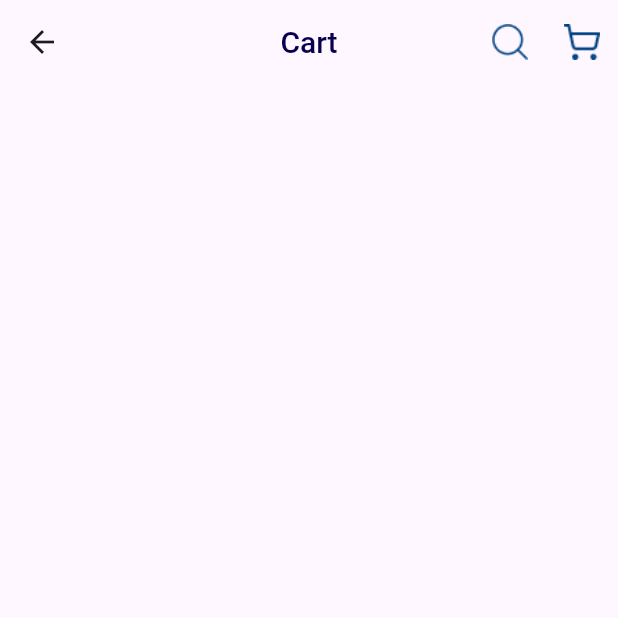
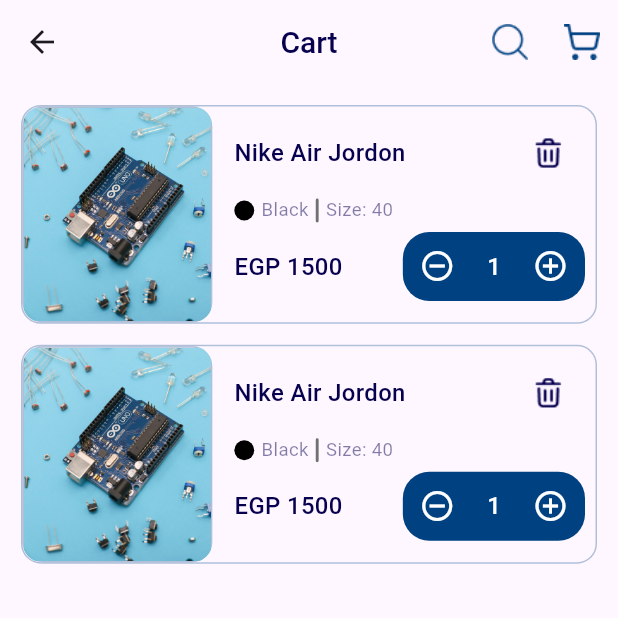
Before and after one commit to SamyMohammad/ecommerce-app, a Flutter app: the screen it shows after launch, on a phone screen of 412 x 824 dp, the top half of it. Run offline on Flutter 3.47's test engine with Material 3 defaults, Android fonts, the phone set to English and light mode, and no system bars; our stand-ins replace flutter_screenutil, flutter_svg; Roboto replaces fonts that are missing (Poppins).

Commit message:
add delet icon create cart item widget change padding in product counter

```diff
--- a/lib/core/resources/assets_manager.dart
+++ b/lib/core/resources/assets_manager.dart
@@ -6,16 +6,17 @@
 class ImageAssets {
   static const String splashLogo = "$imagePath/splash_logo.png";
   static const String categoryCardImage = "$imagePath/category_card_image.png";
-  static const String subcategoryCardImage = "$imagePath/sub_category_card_image.png";
+  static const String subcategoryCardImage =
+      "$imagePath/sub_category_card_image.png";
 }
-
-class IconsAssets{
+class IconsAssets {
   static const String _icCategory = "$iconsPath/ic_category.png";
   static const String _icHome = "$iconsPath/ic_home.png";
   static const String _icProfile = "$iconsPath/ic_profile.png";
   static const String _icWithList = "$iconsPath/ic_wish_list.png";
   static const String _icCart = "$iconsPath/ic_cart.png";
   static const String _icSearch = "$iconsPath/ic_search.png";
+  static const String icDelete = "$iconsPath/ic_delete.png";
 
   static String get icCategory => _icCategory;
   static String get icHome => _icHome;
@@ -25,7 +26,7 @@
   static String get icSearch => _icSearch;
 }
 
-class SVGAssets{
+class SVGAssets {
   static const String _routeLogo = "assets/svg_images/route_logo.svg";
 
   static String get routeLogo => _routeLogo;
--- a/lib/core/widget/product_counter.dart
+++ b/lib/core/widget/product_counter.dart
@@ -7,7 +7,11 @@
   final int productCounter;
   final void Function(int) add;
   final void Function(int) remove;
-  const ProductCounter({super.key , required this.add , required this.remove , required this.productCounter});
+  const ProductCounter(
+      {super.key,
+      required this.add,
+      required this.remove,
+      required this.productCounter});
 
   @override
   Widget build(BuildContext context) {
@@ -16,23 +20,36 @@
         color: ColorManager.primary,
         borderRadius: BorderRadius.circular(20.r),
       ),
-      padding:  const EdgeInsets.all(16),
-      child:  Row(
+      padding: const EdgeInsets.all(11),
+      child: Row(
         children: [
           InkWell(
-            onTap: (){
-              remove.call(productCounter);
-            },
-              child: Icon(Icons.remove_circle_outline , color: ColorManager.white,)),
-          SizedBox(width: 22.w,),
-          Text('$productCounter' , style: getMediumStyle(color: ColorManager.white).copyWith(fontSize: 18.sp),),
-          SizedBox(width: 22.w,),
+              onTap: () {
+                remove.call(productCounter);
+              },
+              child: Icon(
+                Icons.remove_circle_outline,
+                color: ColorManager.white,
+              )),
+          SizedBox(
+            width: 22.w,
+          ),
+          Text(
+            '$productCounter',
+            style: getMediumStyle(color: ColorManager.white)
+                .copyWith(fontSize: 18.sp),
+          ),
+          SizedBox(
+            width: 22.w,
+          ),
           InkWell(
-            onTap: (){
-              add.call(productCounter);
-            },
-              child: Icon(Icons.add_circle_outline , color: ColorManager.white,)),
-
+              onTap: () {
+                add.call(productCounter);
+              },
+              child: Icon(
+                Icons.add_circle_outline,
+                color: ColorManager.white,
+              )),
         ],
       ),
     );
--- a/lib/features/presentation/cart/screens/cart_screen.dart
+++ b/lib/features/presentation/cart/screens/cart_screen.dart
@@ -1,6 +1,8 @@
 import 'package:ecommerce_app/core/resources/assets_manager.dart';
 import 'package:ecommerce_app/core/resources/color_manager.dart';
 import 'package:ecommerce_app/core/resources/styles_manager.dart';
+import 'package:ecommerce_app/core/resources/values_manager.dart';
+import 'package:ecommerce_app/features/presentation/cart/widgets/cart_item_widget.dart';
 import 'package:flutter/material.dart';
 
 class CartScreen extends StatelessWidget {
@@ -34,6 +36,33 @@
           ),
         ],
       ),
+      body: Padding(
+        padding: const EdgeInsets.all(AppPadding.p14),
+        child: Column(
+          children: [
+            Expanded(
+              // the list of cart items ===============
+              child: ListView.separated(
+                itemBuilder: (context, index) => CartItemWidget(
+                  imagePath: ImageAssets.categoryCardImage,
+                  title: 'Nike Air Jordon',
+                  price: 1500,
+                  quantity: 1,
+                  onDeleteTap: () {},
+                  onDecrementTap: (value) {},
+                  onIncrementTap: (value) {},
+                  size: 40,
+                  color: Colors.black,
+                  colorName: 'Black',
+                ),
+                separatorBuilder: (context, index) =>
+                    const SizedBox(height: AppSize.s14),
+                itemCount: 2,
+              ),
+            ),
+          ],
+        ),
+      ),
     );
   }
 }
--- /dev/null
+++ b/lib/features/presentation/cart/widgets/cart_item_widget.dart
@@ -0,0 +1,123 @@
+import 'package:ecommerce_app/core/resources/assets_manager.dart';
+import 'package:ecommerce_app/core/resources/color_manager.dart';
+import 'package:ecommerce_app/core/resources/styles_manager.dart';
+import 'package:ecommerce_app/core/resources/values_manager.dart';
+import 'package:ecommerce_app/core/widget/product_counter.dart';
+import 'package:ecommerce_app/features/presentation/cart/widgets/color_and_size_cart_item.dart';
+import 'package:flutter/material.dart';
+import 'package:flutter_screenutil/flutter_screenutil.dart';
+
+class CartItemWidget extends StatelessWidget {
+  const CartItemWidget({
+    super.key,
+    required this.imagePath,
+    required this.title,
+    required this.color,
+    required this.colorName,
+    required this.size,
+    required this.price,
+    required this.onDeleteTap,
+    required this.quantity,
+    required this.onIncrementTap,
+    required this.onDecrementTap,
+  });
+  final String imagePath;
+  final String title;
+  final Color color;
+  final String colorName;
+  final int size;
+  final int price;
+  final void Function() onDeleteTap;
+  final int quantity;
+  final void Function(int value) onIncrementTap;
+  final void Function(int value) onDecrementTap;
+  @override
+  Widget build(BuildContext context) {
+    bool isPortrait =
+        MediaQuery.of(context).orientation == Orientation.portrait;
+    return Container(
+      height: isPortrait ? 165.h : 100.w,
+      decoration: BoxDecoration(
+        borderRadius: BorderRadius.circular(15.r),
+        border: Border.all(color: ColorManager.primary.withOpacity(0.3)),
+      ),
+      child: Row(children: [
+        // display image in the container
+        Container(
+          clipBehavior: Clip.antiAlias,
+          decoration: BoxDecoration(
+            borderRadius: BorderRadius.circular(15.r),
+            border: Border.all(color: ColorManager.primary.withOpacity(0.3)),
+          ),
+          child: Image.asset(
+            imagePath,
+            fit: BoxFit.cover,
+            height: isPortrait ? 165.h : 100.w,
+            width: isPortrait ? 130.w : 165.w,
+          ),
+        ),
+        SizedBox(width: 8.w),
+        // display details product=========================
+        Expanded(
+          child: Padding(
+            padding: const EdgeInsets.all(7),
+            child: Column(
+              crossAxisAlignment: CrossAxisAlignment.start,
+              children: [
+                // title and delete button ==
+                Row(
+                  mainAxisAlignment: MainAxisAlignment.spaceBetween,
+                  children: [
+                    Text(
+                      title,
+                      maxLines: 1,
+                      overflow: TextOverflow.ellipsis,
+                      style: getMediumStyle(
+                        color: ColorManager.textColor,
+                        fontSize: AppSize.s18.sp,
+                      ),
+                    ),
+                    IconButton(
+                      onPressed: onDeleteTap,
+                      icon: ImageIcon(
+                        const AssetImage(IconsAssets.icDelete),
+                        color: ColorManager.textColor,
+                        size: 24.h,
+                      ),
+                    )
+                  ],
+                ),
+                SizedBox(height: 6.h),
+
+                // display color and size===================
+                ColorAndSizeCartItem(
+                  color: color,
+                  colorName: colorName,
+                  size: size,
+                ),
+                SizedBox(height: 6.h),
+                // display price and quantity =================
+                Row(
+                  mainAxisAlignment: MainAxisAlignment.spaceBetween,
+                  children: [
+                    Text(
+                      'EGP $price',
+                      style: getMediumStyle(
+                          color: ColorManager.textColor,
+                          fontSize: AppSize.s18.sp),
+                    ),
+                    ProductCounter(
+                      add: onIncrementTap,
+                      productCounter: quantity,
+                      remove: onDecrementTap,
+                    )
+                  ],
+                ),
+              ],
+            ),
+          ),
+        )
+      ]),
+    );
+  }
+}
--- /dev/null
+++ b/lib/features/presentation/cart/widgets/color_and_size_cart_item.dart
@@ -0,0 +1,52 @@
+import 'package:ecommerce_app/core/resources/color_manager.dart';
+import 'package:ecommerce_app/core/resources/styles_manager.dart';
+import 'package:ecommerce_app/core/resources/values_manager.dart';
+import 'package:flutter/material.dart';
+import 'package:flutter_screenutil/flutter_screenutil.dart';
+
+class ColorAndSizeCartItem extends StatelessWidget {
+  const ColorAndSizeCartItem({
+    super.key,
+    required this.color,
+    required this.colorName,
+    required this.size,
+  });
+  final Color color;
+  final String colorName;
+  final int size;
+  @override
+  Widget build(BuildContext context) {
+    return Row(
+      children: [
+        CircleAvatar(
+          radius: 7.5.r,
+          backgroundColor: color,
+        ),
+        SizedBox(width: 5.w),
+        Text(
+          colorName,
+          style: getRegularStyle(
+            color: ColorManager.textColor.withOpacity(0.5),
+            fontSize: AppSize.s14.sp,
+          ),
+        ),
+        SizedBox(width: 5.w),
+        Container(
+          width: 2.w,
+          height: 18.h,
+          decoration: BoxDecoration(
+            color: ColorManager.grey1,
+            borderRadius: BorderRadius.circular(5.r),
+          ),
+        ),
+        SizedBox(width: 5.w),
+        Text(
+          'Size: $size',
+          style: getRegularStyle(
+              color: ColorManager.textColor.withOpacity(0.5),
+              fontSize: AppSize.s14.sp),
+        ),
+      ],
+    );
+  }
+}
```
Also changed, not shown: assets/icons/ic_delete.png (added).
